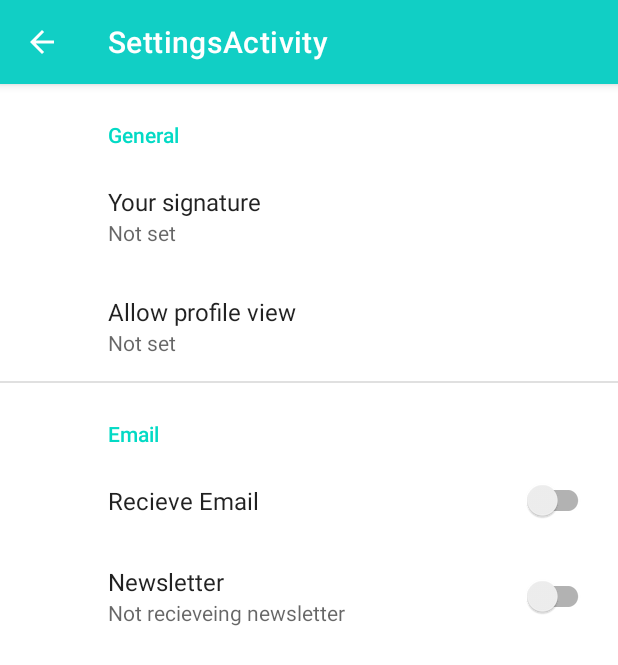
After one commit to kaye5/UAS-Ticket-Android, an Android app: the SettingsActivity screen opened directly, with no data from a screen before it, on a phone screen of 412 x 824 dp. The commit adds this screen. Shown: the top 665 px of the screen. Run offline under Robolectric (Android 15) with nearby library versions, the phone set to English and light mode, and no system bars; our stand-ins replace androidx.preference.

Commit message:
add setting

```diff
--- a/app/build.gradle
+++ b/app/build.gradle
@@ -38,6 +38,7 @@ dependencies {
     implementation 'androidx.lifecycle:lifecycle-viewmodel-ktx:2.2.0'
     implementation 'androidx.legacy:legacy-support-v4:1.0.0'
     implementation 'androidx.recyclerview:recyclerview:1.1.0'
+    implementation 'androidx.preference:preference:1.1.1'
     testImplementation 'junit:junit:4.+'
     androidTestImplementation 'androidx.test.ext:junit:1.1.2'
     androidTestImplementation 'androidx.test.espresso:espresso-core:3.3.0'
--- a/app/src/main/AndroidManifest.xml
+++ b/app/src/main/AndroidManifest.xml
@@ -9,6 +9,9 @@
         android:roundIcon="@mipmap/ic_launcher_round"
         android:supportsRtl="true"
         android:theme="@style/Theme.Ticket">
+        <activity
+            android:name=".setting.SettingsActivity"
+            android:label="@string/title_activity_settings"></activity>
         <activity android:name=".ui.MainActivity" />
         <activity android:name=".ui.register.Register" />
         <activity
--- /dev/null
+++ b/app/src/main/java/com/kaye/ticket/setting/SettingsActivity.java
@@ -0,0 +1,46 @@
+package com.kaye.ticket.setting;
+
+import android.os.Bundle;
+import android.view.MenuItem;
+
+import androidx.annotation.NonNull;
+import androidx.appcompat.app.ActionBar;
+import androidx.appcompat.app.AppCompatActivity;
+import androidx.preference.PreferenceFragmentCompat;
+
+import com.kaye.ticket.R;
+
+public class SettingsActivity extends AppCompatActivity {
+
+    @Override
+    protected void onCreate(Bundle savedInstanceState) {
+        super.onCreate(savedInstanceState);
+        setContentView(R.layout.settings_activity);
+        if (savedInstanceState == null) {
+            getSupportFragmentManager()
+                    .beginTransaction()
+                    .replace(R.id.settings, new SettingsFragment())
+                    .commit();
+        }
+        ActionBar actionBar = getSupportActionBar();
+        if (actionBar != null) {
+            actionBar.setDisplayHomeAsUpEnabled(true);
+        }
+    }
+
+    @Override
+    public boolean onOptionsItemSelected(@NonNull MenuItem item) {
+        super.onBackPressed();
+        return super.onOptionsItemSelected(item);
+    }
+
+    public static class SettingsFragment extends androidx.preference.PreferenceFragmentCompat {
+        @Override
+        public void onCreatePreferences(Bundle savedInstanceState, String rootKey) {
+            setPreferencesFromResource(R.xml.root_preferences, rootKey);
+        }
+    }
+
+    private static class PreferenceFragmentCompat {
+    }
+}
--- a/app/src/main/java/com/kaye/ticket/ui/Profile.java
+++ b/app/src/main/java/com/kaye/ticket/ui/Profile.java
@@ -1,5 +1,6 @@
 package com.kaye.ticket.ui;
 
+import android.content.Intent;
 import android.os.Bundle;
 
 import androidx.annotation.NonNull;
@@ -21,6 +22,7 @@ import android.widget.TextView;
 import com.kaye.ticket.ChangeFragment;
 import com.kaye.ticket.R;
 import com.kaye.ticket.booking.dummy.TicketContent;
+import com.kaye.ticket.setting.SettingsActivity;
 
 import java.util.ArrayList;
 
@@ -78,11 +80,13 @@ public class Profile extends Fragment {
         settings.setOnClickListener(new View.OnClickListener() {
             @Override
             public void onClick(View v) {
-                saveChange.setVisibility(View.VISIBLE);
-                for(EditText el : Input){
-                    el.setFocusableInTouchMode(true);
-                    System.out.println(el.getText().toString());
-                }
+                Intent intent = new Intent(v.getContext(),SettingsActivity.class);
+                startActivity(intent);
+//                saveChange.setVisibility(View.VISIBLE);
+//                for(EditText el : Input){
+//                    el.setFocusableInTouchMode(true);
+//                    System.out.println(el.getText().toString());
+//                }
             }
         });
 
--- a/app/src/main/java/com/kaye/ticket/ui/login/LoginActivity.java
+++ b/app/src/main/java/com/kaye/ticket/ui/login/LoginActivity.java
@@ -41,8 +41,8 @@ public class LoginActivity extends AppCompatActivity {
         requestWindowFeature(Window.FEATURE_NO_TITLE);
         this.getWindow().setFlags(WindowManager.LayoutParams.FLAG_FULLSCREEN,WindowManager.LayoutParams.FLAG_FULLSCREEN);
         //skip to home on debug
-//        Intent home = new Intent(LoginActivity.this, MainActivity.class);
-//        startActivity(home);
+        Intent home = new Intent(LoginActivity.this, MainActivity.class);
+        startActivity(home);
         //skip to home on debug
         this.getSupportActionBar().hide();
         setContentView(R.layout.activity_login);
--- /dev/null
+++ b/app/src/main/res/layout/settings_activity.xml
@@ -0,0 +1,9 @@
+<LinearLayout xmlns:android="http://schemas.android.com/apk/res/android"
+    android:layout_width="match_parent"
+    android:layout_height="match_parent">
+
+    <FrameLayout
+        android:id="@+id/settings"
+        android:layout_width="match_parent"
+        android:layout_height="match_parent" />
+</LinearLayout>
--- /dev/null
+++ b/app/src/main/res/values/arrays.xml
@@ -0,0 +1,12 @@
+<resources>
+    <!-- Reply Preference -->
+    <string-array name="profile_view_entries">
+        <item>Registered Event</item>
+        <item>No</item>
+    </string-array>
+
+    <string-array name="profile_view_values">
+        <item>registered_event</item>
+        <item>no</item>
+    </string-array>
+</resources>
--- a/app/src/main/res/values/strings.xml
+++ b/app/src/main/res/values/strings.xml
@@ -11,4 +11,20 @@
     <string name="login_failed">"Login failed"</string>
     <!-- TODO: Remove or change this placeholder text -->
     <string name="hello_blank_fragment">Hello blank fragment</string>
+    <string name="title_activity_settings">SettingsActivity</string>
+
+    <!-- Preference Titles -->
+    <string name="messages_header">General</string>
+    <string name="sync_header">Email</string>
+
+    <!-- Messages Preferences -->
+    <string name="signature_title">Your signature</string>
+    <string name="reply_title">Allow profile view</string>
+
+    <!-- Sync Preferences -->
+    <string name="sync_title">Recieve Email</string>
+    <string name="attachment_title">Newsletter</string>
+    <string name="attachment_summary_on">Recieveing newsletter
+    </string>
+    <string name="attachment_summary_off">Not recieveing newsletter</string>
 </resources>
--- /dev/null
+++ b/app/src/main/res/xml/root_preferences.xml
@@ -0,0 +1,35 @@
+<PreferenceScreen xmlns:app="http://schemas.android.com/apk/res-auto">
+
+    <PreferenceCategory app:title="@string/messages_header">
+
+        <EditTextPreference
+            app:key="signature"
+            app:title="@string/signature_title"
+            app:useSimpleSummaryProvider="true" />
+
+        <ListPreference
+            app:defaultValue="reply"
+            app:entries="@array/profile_view_entries"
+            app:entryValues="@array/profile_view_values"
+            app:key="reply"
+            app:title="@string/reply_title"
+            app:useSimpleSummaryProvider="true" />
+
+    </PreferenceCategory>
+
+    <PreferenceCategory app:title="@string/sync_header">
+
+        <SwitchPreferenceCompat
+            app:key="sync"
+            app:title="@string/sync_title" />
+
+        <SwitchPreferenceCompat
+            app:dependency="sync"
+            app:key="attachment"
+            app:summaryOff="@string/attachment_summary_off"
+            app:summaryOn="@string/attachment_summary_on"
+            app:title="@string/attachment_title" />
+
+    </PreferenceCategory>
+
+</PreferenceScreen>
```
